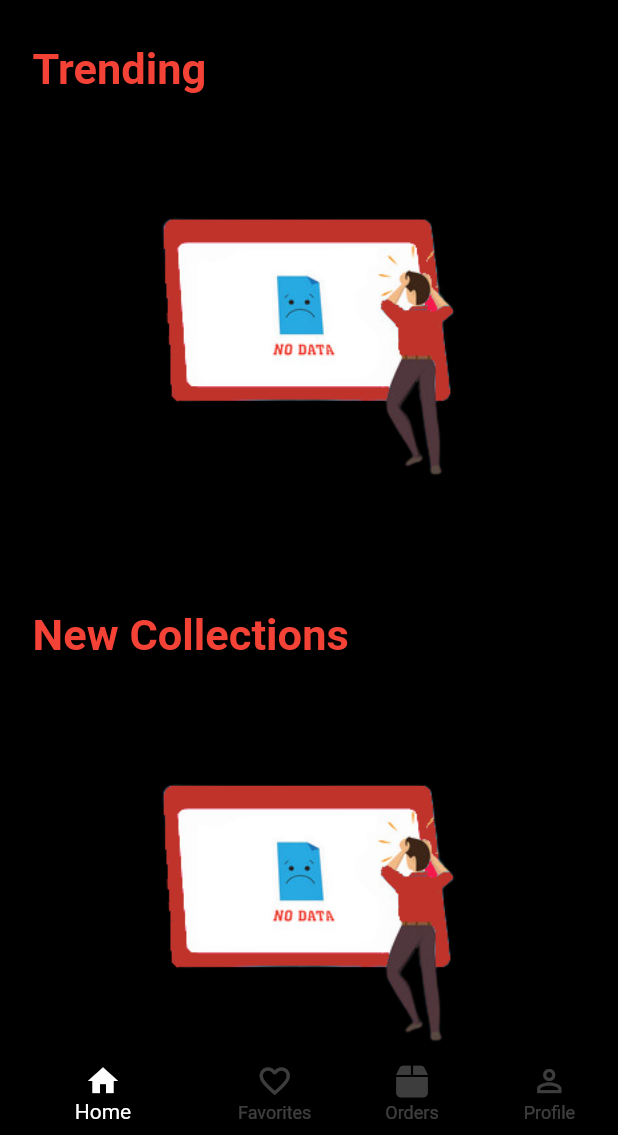
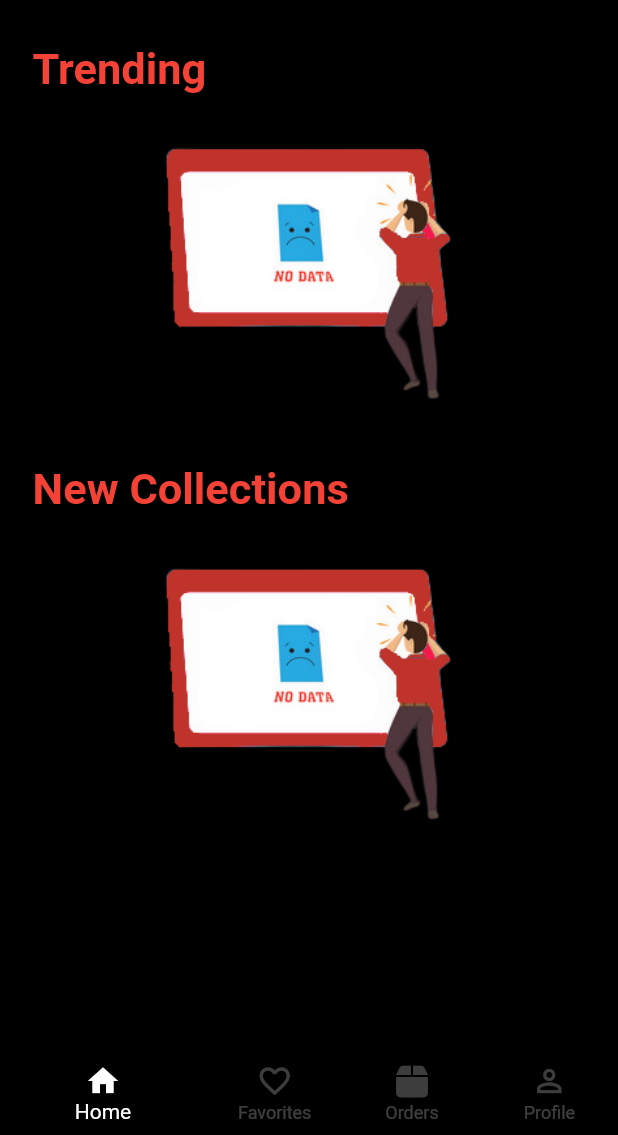
Before and after one commit to barisceleb1/clothes_app, a Flutter app: the DashboardOfFragments screen opened directly, on a phone screen of 412 x 824 dp, the part 101-1236 px from its top. Run offline on Flutter 3.47's test engine with Material 2 defaults, Android fonts, the phone set to English and light mode, and no system bars; our stand-ins replace flutter_rating_bar, flutter_spinkit, fluttertoast, font_awesome_flutter, get, image_picker and 2 more; accounts and stored records are empty; network calls fail.

Commit message:
clothes_app

```diff
--- a/lib/users/fragments/home_fragment_screen.dart
+++ b/lib/users/fragments/home_fragment_screen.dart
@@ -615,8 +615,7 @@ class HomeFragmentScreen extends StatelessWidget {
           } else {
             return Center(
                 child: Container(
-                    width: Dimensions.height260,
-                    height:Dimensions.height260,
+                    height:Dimensions.height180,
                     child: Image(image: AssetImage("assets/no_data.png")))
             );
           }
@@ -1016,10 +1015,9 @@ class HomeFragmentScreen extends StatelessWidget {
                   );
                 });
           } else {
-            return Center(
+            return  Center(
                 child: Container(
-                    width: Dimensions.height260,
-                    height:Dimensions.height260,
+                    height:Dimensions.height180,
                     child: Image(image: AssetImage("assets/no_data.png")))
             );
           }
--- a/lib/utils/dimensions.dart
+++ b/lib/utils/dimensions.dart
@@ -48,6 +48,7 @@ class Dimensions {
   static double height140 = screenHeight/4.88;
   static double height150 = screenHeight/4.55;
   static double height160 = screenHeight/4.27;
+  static double height180 = screenHeight/3.79;
   static double height185 = screenHeight/3.69;
   static double height200 = screenHeight/3.41;
   static double height250 = screenHeight/2.73;
```
Also changed, not shown: lib/users/fragments/favorites_fragment_screen.dart (+3 -4 lines), lib/users/fragments/order_fragment_screen.dart (+3 -4 lines).
